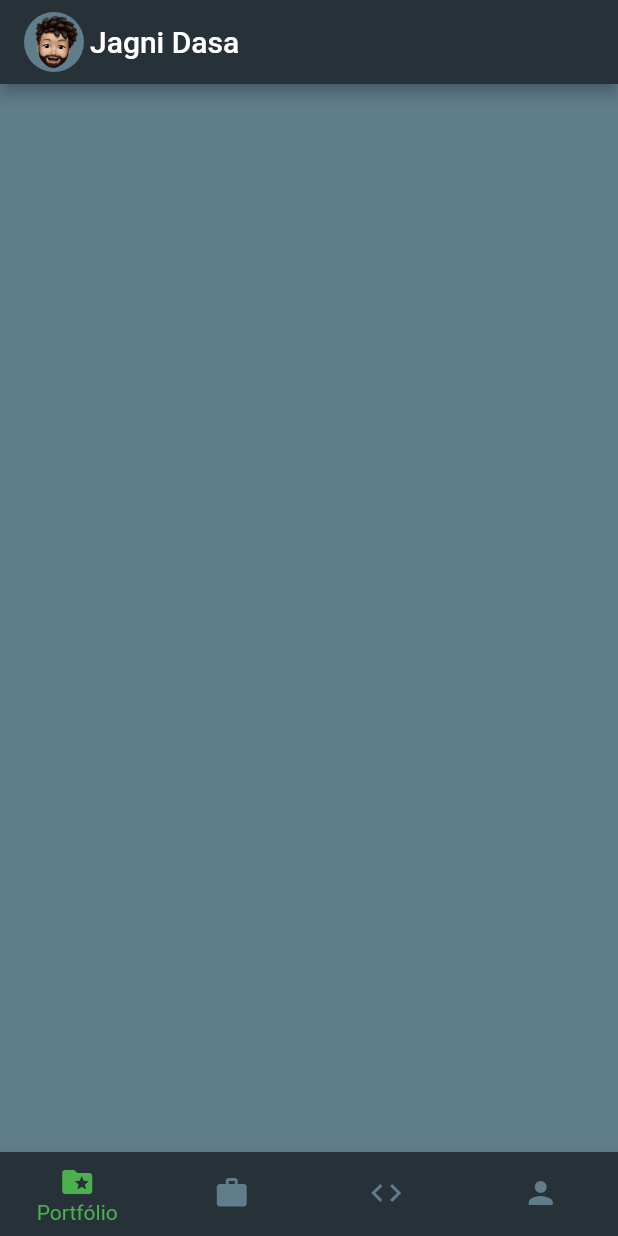
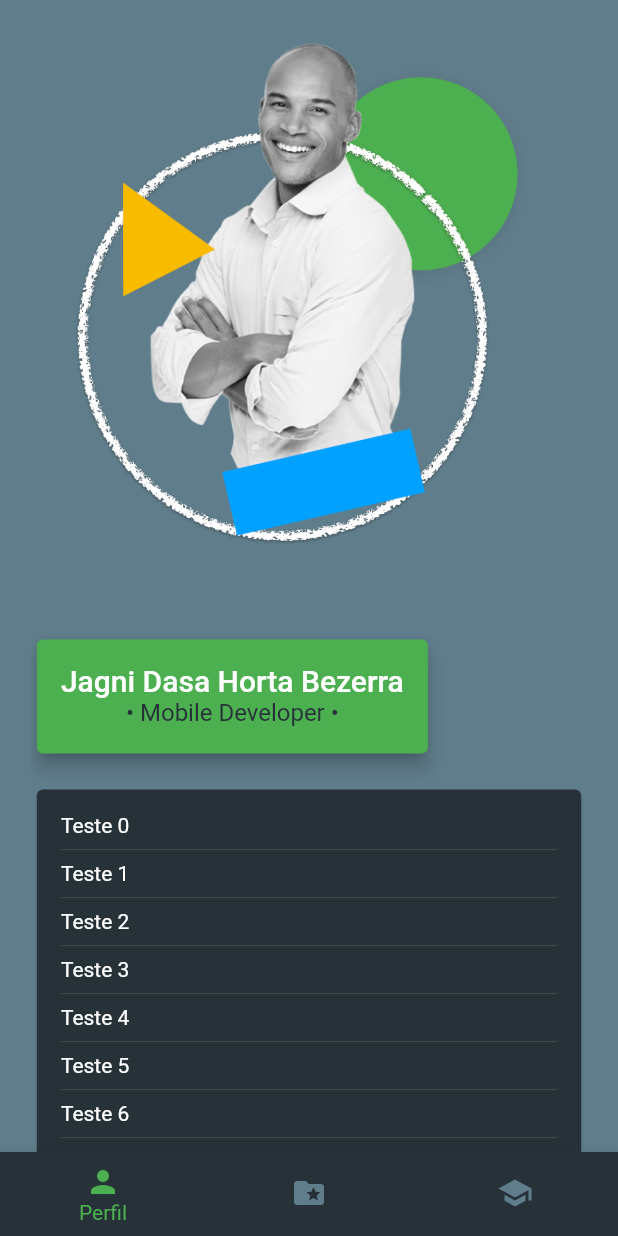
Before and after one commit to Jagni/iamjagni, a Flutter app: the screen it shows after launch, on a phone screen of 412 x 824 dp. Run offline on Flutter 3.47's test engine with Material 2 defaults, Android fonts, the phone set to English and light mode, and no system bars; our stand-ins replace cached_network_image, cloud_firestore, connectivity, firebase_core, flutter_staggered_animations, mobx and 2 more; accounts and stored records are empty; generated files the repository leaves out were written again.

Commit message:
DraggableScrollableSheet and layout refactor

```diff
--- a/lib/home.dart
+++ b/lib/home.dart
@@ -1,5 +1,6 @@
 import 'package:flutter/material.dart';
 import 'package:iamjagni/screens/portfolio/index.dart';
+import 'package:iamjagni/screens/profile/index.dart';
 import 'package:iamjagni/widgets/fade_indexed_stack.dart';
 
 class HomePage extends StatefulWidget {
@@ -10,33 +11,14 @@ class HomePage extends StatefulWidget {
 class HomePageState extends State<HomePage> {
   var _currentIndex = 0;
   final widgetOptions = [
+    ProfileScreen(),
     PortfolioScreen(),
-    Center(child: Text("experiencia")),
-    Center(child: Text("skills")),
-    Center(child: Text("perfil"))
+    Center(child: Text("formação")),
   ];
 
   @override
   Widget build(BuildContext context) {
     return Scaffold(
-        appBar: AppBar(
-          title: Row(
-            children: [
-              Container(
-                width: 40,
-                height: 40,
-                decoration: BoxDecoration(
-                    shape: BoxShape.circle,
-                    color: Colors.blueGrey,
-                    image: DecorationImage(
-                        image: AssetImage("assets/images/avatar.png"))),
-              ),
-              SizedBox(width: 4),
-              Text("Jagni Dasa"),
-            ],
-          ),
-          centerTitle: false,
-        ),
         body: SafeArea(
             child: FadeIndexedStack(
                 index: _currentIndex, children: widgetOptions)),
@@ -48,15 +30,13 @@ class HomePageState extends State<HomePage> {
           }),
           showUnselectedLabels: false,
           items: [
+            BottomNavigationBarItem(icon: Icon(Icons.person), label: 'Perfil'),
             BottomNavigationBarItem(
                 icon: Icon(Icons.folder_special), label: 'Portfólio'),
             BottomNavigationBarItem(
-              icon: Icon(Icons.work),
-              label: 'Experiência',
-            ),
-            BottomNavigationBarItem(
-                icon: Icon(Icons.code), label: 'Habilidades'),
-            BottomNavigationBarItem(icon: Icon(Icons.person), label: 'Perfil'),
+              icon: Icon(Icons.school),
+              label: 'Formação',
+            )
           ],
         ));
   }
--- a/lib/main.dart
+++ b/lib/main.dart
@@ -35,7 +35,10 @@ class App extends StatelessWidget {
 
         return Provider.value(
             value: MainStore(),
-            child: MaterialApp(theme: appThemeData, home: shownWidget));
+            child: MaterialApp(
+                theme: appThemeData,
+                darkTheme: appThemeData,
+                home: shownWidget));
       },
     );
   }
--- a/lib/models/profile/education.dart
+++ b/lib/models/profile/education.dart
@@ -28,4 +28,6 @@ class EducationEntry extends FirebaseEntity {
     }
     return priorityComparison;
   }
+
+  static const pluralName = "education";
 }
--- a/lib/models/profile/index.dart
+++ b/lib/models/profile/index.dart
@@ -3,10 +3,10 @@ import 'package:iamjagni/models/firebase/entity.dart';
 import 'package:iamjagni/models/profile/profile_data.dart';
 
 class Profile extends FirebaseEntity {
-  ProfileData personalData;
+  ProfileData data;
 
   Profile.withDoc(DocumentSnapshot doc) : super.withDoc(doc) {
-    personalData = ProfileData.fromJson(doc.data());
+    data = ProfileData.fromJson(doc.data());
   }
 
   @override
--- a/lib/screens/profile/index.dart
+++ b/lib/screens/profile/index.dart
@@ -0,0 +1,198 @@
+import 'package:flutter/material.dart';
+import 'package:iamjagni/utils/design.dart';
+import 'package:iamjagni/utils/layout.dart';
+
+class ProfileScreen extends StatefulWidget {
+  @override
+  State<StatefulWidget> createState() => ProfileScreenState();
+}
+
+class ProfileScreenState extends State<ProfileScreen> {
+  ScrollController scrollController;
+
+  @override
+  void initState() {
+    super.initState();
+    scrollController = new ScrollController();
+    scrollController.addListener(() => setState(() {}));
+  }
+
+  @override
+  void didChangeDependencies() {
+    super.didChangeDependencies();
+    setState(() {});
+  }
+
+  @override
+  void dispose() {
+    scrollController.dispose();
+    super.dispose();
+  }
+
+  Widget build(BuildContext context) {
+    final theme = Theme.of(context);
+    return Scaffold(
+      body: Stack(alignment: Alignment.center, children: [
+        Align(
+          alignment: Alignment.topCenter,
+          child: Image.asset(
+            "assets/images/profile.png",
+            fit: BoxFit.contain,
+            width: headerSize,
+            alignment: Alignment.bottomCenter,
+          ),
+        ),
+        SizedBox(
+          width: headerSize,
+          child: DraggableScrollableSheet(
+            initialChildSize: 0.45,
+            minChildSize: 0.45,
+            maxChildSize: 0.7,
+            builder: (BuildContext context, ScrollController controller) {
+              return CustomScrollView(
+                controller: controller,
+                slivers: [
+                  SliverAppBar(
+                    elevation: 0,
+                    automaticallyImplyLeading: false,
+                    primary: false,
+                    floating: true,
+                    pinned: true,
+                    flexibleSpace: FlexibleSpaceBar(
+                        title: Card(
+                      elevation: 5,
+                      borderOnForeground: false,
+                      color: primaryColor,
+                      child: Padding(
+                        padding: EdgeInsets.all(AppLayout.paddingSize),
+                        child: Column(
+                          children: [
+                            Text(
+                              "Jagni Dasa Horta Bezerra",
+                              style: theme.textTheme.headline6,
+                            ),
+                            Text(
+                              "• Mobile Developer •",
+                              style: theme.textTheme.subtitle1
+                                  .apply(color: theme.cardColor),
+                            ),
+                          ],
+                        ),
+                      ),
+                    )),
+                    expandedHeight: 100,
+                    collapsedHeight: 100,
+                    snap: true,
+                    backgroundColor: Colors.transparent,
+                    actionsIconTheme: IconThemeData.fallback(),
+                  ),
+                  SliverList(
+                      delegate: SliverChildListDelegate.fixed(
+                    [
+                      ClipRect(
+                        child: Align(
+                          alignment: Alignment.topCenter,
+                          heightFactor: 0.9,
+                          child: Card(
+                            child: Padding(
+                              padding: EdgeInsets.all(AppLayout.paddingSize),
+                              child: ListView.separated(
+                                primary: false,
+                                shrinkWrap: true,
+                                itemBuilder: (BuildContext context, int index) {
+                                  return Text("Teste " + index.toString());
+                                },
+                                itemCount: 100,
+                                separatorBuilder:
+                                    (BuildContext context, int index) {
+                                  return Divider();
+                                },
+                              ),
+                            ),
+                          ),
+                        ),
+                      )
+                    ],
+                  )),
+                ],
+              );
+            },
+          ),
+        ),
+        // Positioned(
+        //   top: top,
+        //   height: MediaQuery.of(context).size.height * 0.75,
+        //   width: headerSize,
+        //   child: Stack(
+        //     alignment: Alignment.center,
+        //     clipBehavior: Clip.none,
+        //     children: [
+        //       Card(
+        //         child: Padding(
+        //             padding: EdgeInsets.only(
+        //                 top: AppLayout.paddingSize * 3,
+        //                 left: AppLayout.paddingSize,
+        //                 right: AppLayout.paddingSize,
+        //                 bottom: AppLayout.paddingSize),
+        //             child: Builder(builder: (BuildContext context) {
+        //               return ListView.builder(
+        //                 itemCount: 100,
+        //                 itemBuilder: (BuildContext context, int index) {
+        //                   return ListTile(title: Text("Teste"));
+        //                 },
+        //               );
+        //             })),
+        //       ),
+        //       Positioned(
+        //         top: -AppLayout.paddingSize * 2,
+        //         child: Padding(
+        //           padding: EdgeInsets.all(AppLayout.paddingSize),
+        //           child: Card(
+        //             color: primaryColor,
+        //             child: Padding(
+        //               padding: EdgeInsets.all(AppLayout.paddingSize),
+        //               child: Column(
+        //                 children: [
+        //                   Text(
+        //                     "Jagni Dasa Horta Bezerra",
+        //                     style: theme.textTheme.headline6,
+        //                   ),
+        //                   Text(
+        //                     "• Mobile Developer •",
+        //                     style: theme.textTheme.subtitle1
+        //                         .apply(color: theme.cardColor),
+        //                   ),
+        //                 ],
+        //               ),
+        //             ),
+        //           ),
+        //         ),
+        //       ),
+        //     ],
+        //   ),
+        // ),
+      ]),
+    );
+  }
+
+  double get top {
+    double res = headerSize;
+    if (scrollController.hasClients) {
+      double offset = scrollController.offset + headerSize / 8;
+      if (offset < (res - kToolbarHeight)) {
+        res -= offset;
+      } else {
+        res = kToolbarHeight;
+      }
+    }
+    return res;
+  }
+
+  double get headerSize {
+    final maxWidth = AppLayout.maxContentWidth(context);
+    if (AppLayout.screenIsLarge(context)) {
+      return maxWidth * 0.75;
+    }
+    return maxWidth;
+  }
+}
--- a/pubspec.yaml
+++ b/pubspec.yaml
@@ -31,6 +31,7 @@ dependencies:
   flutter_swiper: ^1.1.6
   cached_network_image: ^2.3.2+1
   photo_view: ^0.10.2
+  snapping_sheet: ^2.0.1
 
   #State
   mobx: ^1.2.1+2
```
Also changed, not shown: lib/screens/profile/store.dart (+27 -8 lines), lib/utils/design.dart (+14 -0 lines), assets/images/profile.png (added), lib/screens/profile/store.g.dart, pubspec.lock.
